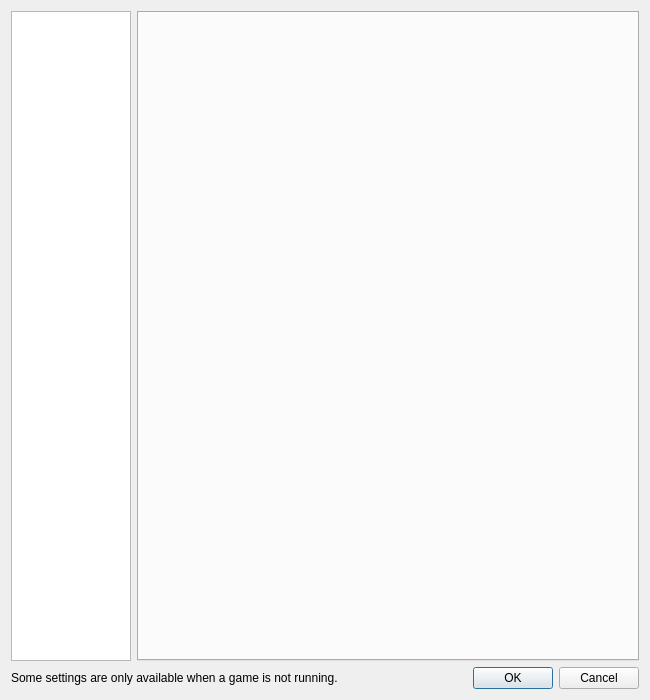
First picture: the form in src/yuzu/configuration/configure.ui, repository rikomusicx-lgtm/Ocarina2, before the edit.
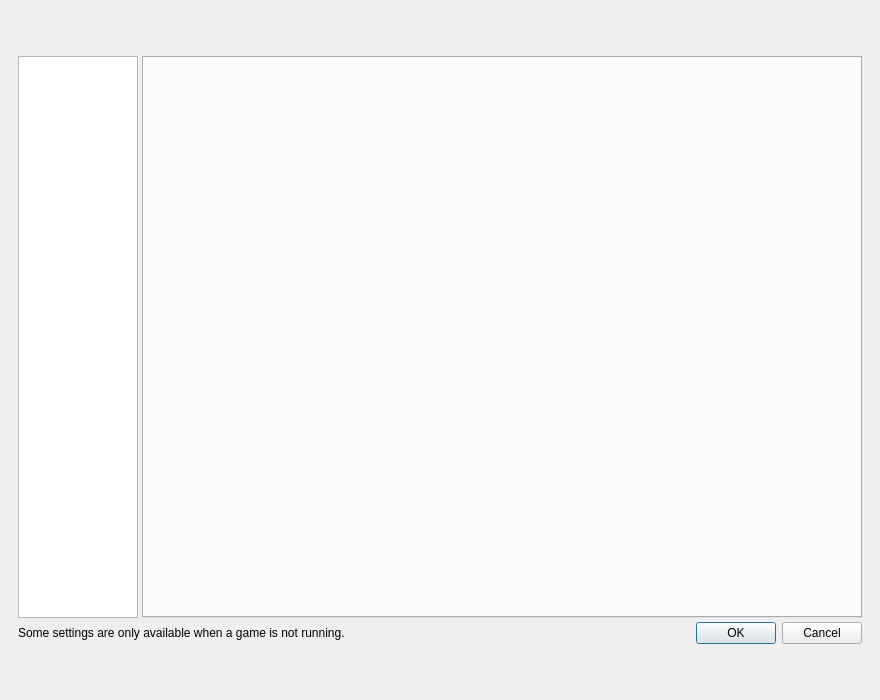
Second picture: the form after the edit.

```diff
--- a/src/yuzu/configuration/configure.ui
+++ b/src/yuzu/configuration/configure.ui
@@ -19,9 +19,109 @@
   <property name="windowTitle">
     <string>Ocarina2 Configuration</string>
   </property>
-  <layout class="QVBoxLayout" name="verticalLayout">
+  <layout class="QVBoxLayout" name="verticalLayout" stretch="0,1,0">
+   <property name="leftMargin">
+    <number>0</number>
+   </property>
+   <property name="topMargin">
+    <number>0</number>
+   </property>
+   <property name="rightMargin">
+    <number>0</number>
+   </property>
+   <property name="bottomMargin">
+    <number>0</number>
+   </property>
+   <property name="spacing">
+    <number>0</number>
+   </property>
    <item>
-    <layout class="QHBoxLayout" name="horizontalLayout">
+    <spacer name="spacerTop">
+     <property name="orientation">
+      <enum>Qt::Vertical</enum>
+     </property>
+     <property name="sizeType">
+      <enum>QSizePolicy::Expanding</enum>
+     </property>
+     <property name="sizeHint" stdset="0">
+      <size>
+       <width>20</width>
+       <height>40</height>
+      </size>
+     </property>
+    </spacer>
+   </item>
+   <item>
+    <layout class="QHBoxLayout" name="cardRowLayout" stretch="0,1,0">
+     <property name="leftMargin">
+      <number>0</number>
+     </property>
+     <property name="topMargin">
+      <number>10</number>
+     </property>
+     <property name="rightMargin">
+      <number>0</number>
+     </property>
+     <property name="bottomMargin">
+      <number>10</number>
+     </property>
+     <property name="spacing">
+      <number>0</number>
+     </property>
+     <item>
+      <spacer name="spacerLeft">
+       <property name="orientation">
+        <enum>Qt::Horizontal</enum>
+       </property>
+       <property name="sizeType">
+        <enum>QSizePolicy::Expanding</enum>
+       </property>
+       <property name="sizeHint" stdset="0">
+        <size>
+         <width>40</width>
+         <height>20</height>
+        </size>
+       </property>
+      </spacer>
+     </item>
+     <item>
+      <widget class="QWidget" name="card">
+       <property name="sizePolicy">
+        <sizepolicy hsizetype="Expanding" vsizetype="Expanding">
+         <horstretch>0</horstretch>
+         <verstretch>0</verstretch>
+        </sizepolicy>
+       </property>
+       <property name="maximumSize">
+        <size>
+         <width>1240</width>
+         <height>16777215</height>
+        </size>
+       </property>
+       <property name="minimumSize">
+        <size>
+         <width>880</width>
+         <height>0</height>
+        </size>
+       </property>
+       <layout class="QVBoxLayout" name="cardLayout">
+        <property name="leftMargin">
+         <number>18</number>
+        </property>
+        <property name="topMargin">
+         <number>6</number>
+        </property>
+        <property name="rightMargin">
+         <number>18</number>
+        </property>
+        <property name="bottomMargin">
+         <number>6</number>
+        </property>
+        <property name="spacing">
+         <number>4</number>
+        </property>
+        <item>
+         <layout class="QHBoxLayout" name="horizontalLayout" stretch="0,1">
      <item>
       <widget class="QListWidget" name="selectorList">
        <property name="minimumSize">
@@ -76,6 +176,43 @@
       </widget>
      </item>
     </layout>
+        </item>
+       </layout>
+      </widget>
+     </item>
+     <item>
+      <spacer name="spacerRight">
+       <property name="orientation">
+        <enum>Qt::Horizontal</enum>
+       </property>
+       <property name="sizeType">
+        <enum>QSizePolicy::Expanding</enum>
+       </property>
+       <property name="sizeHint" stdset="0">
+        <size>
+         <width>40</width>
+         <height>20</height>
+        </size>
+       </property>
+      </spacer>
+     </item>
+    </layout>
+   </item>
+   <item>
+    <spacer name="spacerBottom">
+     <property name="orientation">
+      <enum>Qt::Vertical</enum>
+     </property>
+     <property name="sizeType">
+      <enum>QSizePolicy::Expanding</enum>
+     </property>
+     <property name="sizeHint" stdset="0">
+      <size>
+       <width>20</width>
+       <height>40</height>
+      </size>
+     </property>
+    </spacer>
    </item>
   </layout>
  </widget>
```
Lines whose indentation alone changed are shown as unchanged.
